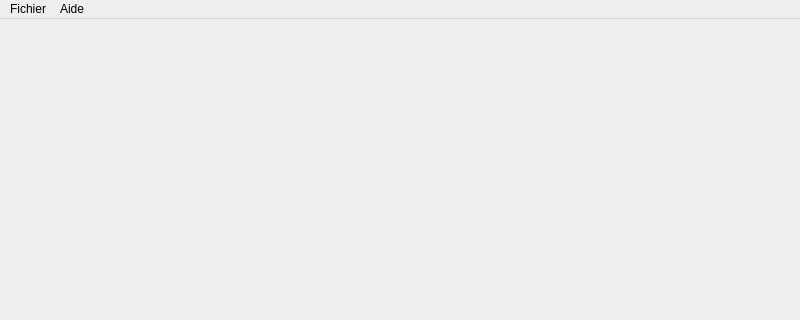
nathbns/equaTrix, file src/qt/mainwindow.ui: the form before one commit; both pictures show x 0 to 800 and y 0 to 320 of the 800 by 600 pixel window.
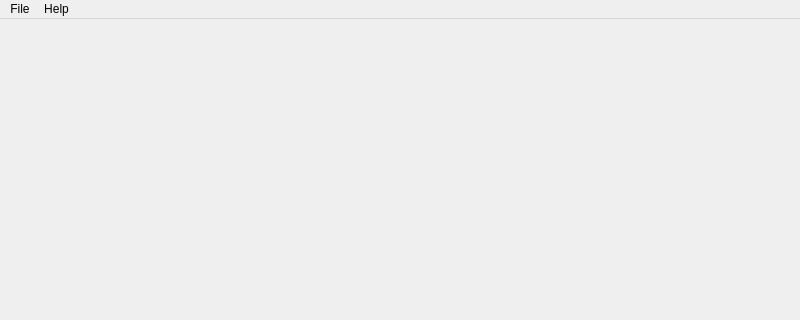
The form after the commit.

Patch:
```diff
--- a/src/qt/mainwindow.ui
+++ b/src/qt/mainwindow.ui
@@ -25,13 +25,13 @@
    </property>
    <widget class="QMenu" name="menuFichier">
     <property name="title">
-     <string>Fichier</string>
+     <string>File</string>
     </property>
     <addaction name="actionQuitter"/>
    </widget>
    <widget class="QMenu" name="menuAide">
     <property name="title">
-     <string>Aide</string>
+     <string>Help</string>
     </property>
     <addaction name="actionA_propos"/>
    </widget>
```
Left out of the diff: 6 changed lines with no effect on the pictures.
